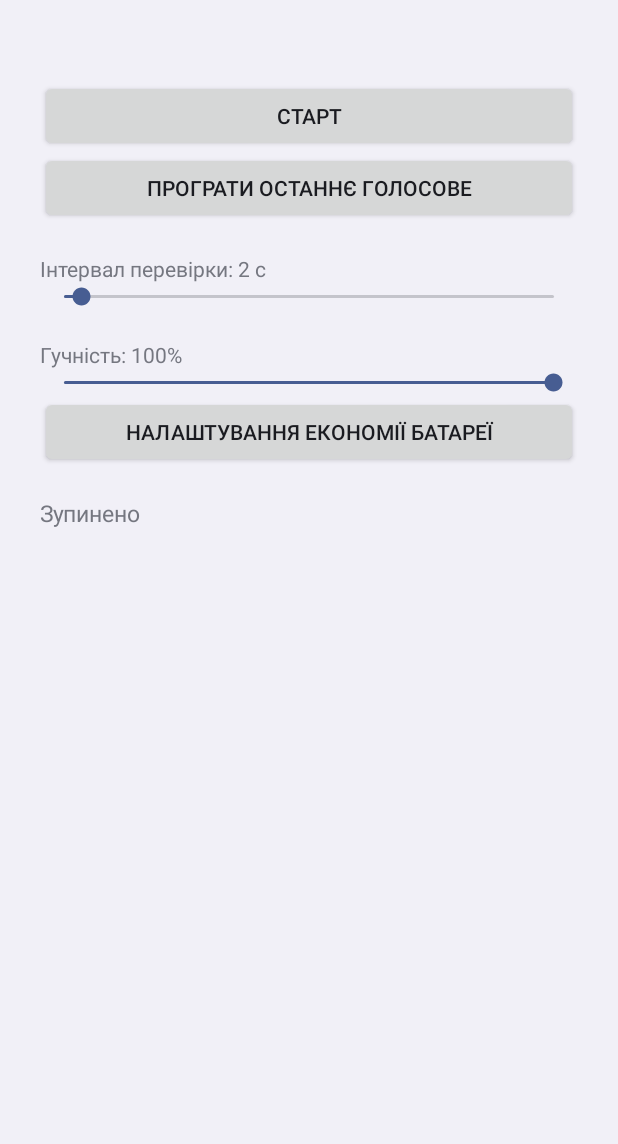
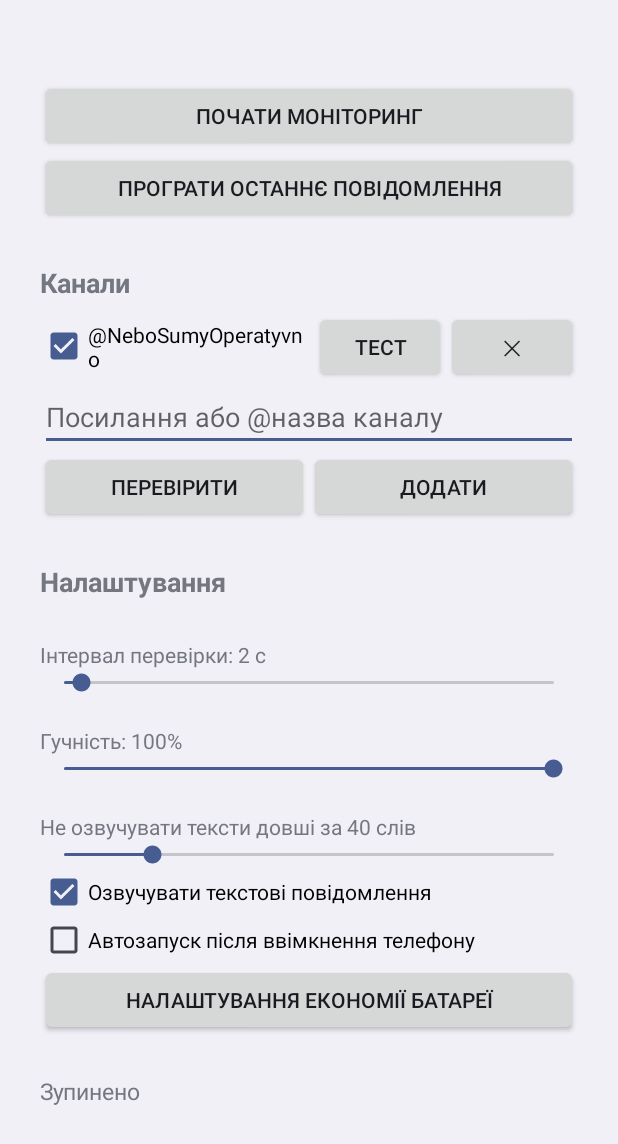
Before and after one commit to CodenameXXV/danger, an Android app: the screen it shows after launch (MainActivity), on a phone screen of 412 x 824 dp. Shown: the top 1144 px of the screen. Run offline under Robolectric (Android 15) with nearby library versions, the phone set to English and light mode, and no system bars.

Commit message:
Add files via upload

```diff
--- a/app/src/main/java/ua/nebosumy/MainActivity.kt
+++ b/app/src/main/java/ua/nebosumy/MainActivity.kt
@@ -2,14 +2,20 @@ package ua.nebosumy
 
 import android.Manifest
 import android.app.Activity
+import android.app.AlertDialog
 import android.content.Intent
 import android.content.SharedPreferences
+import android.graphics.Typeface
 import android.os.Build
 import android.os.Bundle
 import android.os.Handler
 import android.os.Looper
 import android.provider.Settings
+import android.text.InputType
+import android.view.Gravity
 import android.widget.Button
+import android.widget.CheckBox
+import android.widget.EditText
 import android.widget.LinearLayout
 import android.widget.ScrollView
 import android.widget.SeekBar
@@ -20,6 +26,8 @@ class MainActivity : Activity() {
 
     private lateinit var status: TextView
     private lateinit var toggle: Button
+    private lateinit var list: LinearLayout
+    private lateinit var input: EditText
     private val ui = Handler(Looper.getMainLooper())
 
     override fun onCreate(savedInstanceState: Bundle?) {
@@ -43,18 +51,66 @@ class MainActivity : Activity() {
         root.addView(toggle)
 
         val last = Button(this)
-        last.text = "Програти останнє голосове"
+        last.text = "Програти останнє повідомлення"
         last.setOnClickListener {
             if (Bus.running) {
                 Bus.playLast = true
             } else {
-                Toast.makeText(this, "Спочатку натисніть Старт", Toast.LENGTH_SHORT).show()
+                Toast.makeText(this, "Спочатку натисніть «Почати моніторинг»", Toast.LENGTH_SHORT).show()
             }
         }
         root.addView(last)
 
+        root.addView(header("Канали"))
+        list = LinearLayout(this).apply { orientation = LinearLayout.VERTICAL }
+        root.addView(list)
+
+        input = EditText(this).apply {
+            hint = "Посилання або @назва каналу"
+            inputType = InputType.TYPE_CLASS_TEXT or InputType.TYPE_TEXT_VARIATION_URI
+            setSingleLine()
+        }
+        root.addView(input)
+
+        val row = LinearLayout(this).apply { orientation = LinearLayout.HORIZONTAL }
+        val check = Button(this)
+        check.text = "Перевірити"
+        check.setOnClickListener {
+            val n = Store.parseName(input.text.toString())
+            if (n == null) {
+                Toast.makeText(this, "Не вдалося розпізнати канал", Toast.LENGTH_SHORT).show()
+            } else {
+                runTest(n)
+            }
+        }
+        val add = Button(this)
+        add.text = "Додати"
+        add.setOnClickListener {
+            val n = Store.parseName(input.text.toString())
+            if (n == null) {
+                Toast.makeText(this, "Не вдалося розпізнати канал", Toast.LENGTH_SHORT).show()
+            } else {
+                val l = Store.channels(this)
+                if (l.any { it.first.equals(n, true) }) {
+                    Toast.makeText(this, "Цей канал уже є в списку", Toast.LENGTH_SHORT).show()
+                } else {
+                    l.add(n to true)
+                    Store.save(this, l)
+                    input.setText("")
+                    renderChannels()
+                }
+            }
+        }
+        row.addView(check, LinearLayout.LayoutParams(0, -2, 1f))
+        row.addView(add, LinearLayout.LayoutParams(0, -2, 1f))
+        root.addView(row)
+
+        root.addView(header("Налаштування"))
         addSeek(root, prefs, "interval", 1, 30, 2, "Інтервал перевірки: %d с")
         addSeek(root, prefs, "volume", 10, 100, 100, "Гучність: %d%%")
+        addSeek(root, prefs, "maxwords", 5, 200, 40, "Не озвучувати тексти довші за %d слів")
+        addCheck(root, prefs, "tts", true, "Озвучувати текстові повідомлення")
+        addCheck(root, prefs, "autostart", false, "Автозапуск після ввімкнення телефону")
 
         val battery = Button(this)
         battery.text = "Налаштування економії батареї"
@@ -63,12 +119,17 @@ class MainActivity : Activity() {
         }
         root.addView(battery)
 
-        status = TextView(this).apply { textSize = 15f; setPadding(0, 30, 0, 0) }
+        status = TextView(this).apply {
+            textSize = 15f
+            setPadding(0, 40, 0, 0)
+        }
+        root.addView(status)
+
         val scroll = ScrollView(this)
-        scroll.addView(status)
-        root.addView(scroll, LinearLayout.LayoutParams(-1, 0, 1f))
+        scroll.addView(root)
+        setContentView(scroll)
 
-        setContentView(root)
+        renderChannels()
     }
 
     override fun onResume() {
@@ -84,7 +145,71 @@ class MainActivity : Activity() {
     }
 
     private fun refresh() {
-        toggle.text = if (Bus.running) "Стоп" else "Старт"
+        toggle.text = if (Bus.running) "Зупинити моніторинг" else "Почати моніторинг"
+    }
+
+    private fun header(t: String) = TextView(this).apply {
+        text = t
+        textSize = 18f
+        setTypeface(null, Typeface.BOLD)
+        setPadding(0, 40, 0, 10)
+    }
+
+    private fun renderChannels() {
+        list.removeAllViews()
+        for (ch in Store.channels(this)) {
+            val name = ch.first
+            val row = LinearLayout(this).apply {
+                orientation = LinearLayout.HORIZONTAL
+                gravity = Gravity.CENTER_VERTICAL
+            }
+            val cb = CheckBox(this)
+            cb.text = "@$name"
+            cb.isChecked = ch.second
+            cb.setOnCheckedChangeListener { _, v ->
+                val l = Store.channels(this)
+                val idx = l.indexOfFirst { it.first == name }
+                if (idx >= 0) {
+                    l[idx] = name to v
+                    Store.save(this, l)
+                }
+            }
+            val test = Button(this)
+            test.text = "Тест"
+            test.setOnClickListener { runTest(name) }
+            val del = Button(this)
+            del.text = "✕"
+            del.setOnClickListener {
+                val l = Store.channels(this)
+                l.removeAll { it.first == name }
+                Store.save(this, l)
+                renderChannels()
+            }
+            row.addView(cb, LinearLayout.LayoutParams(0, -2, 1f))
+            row.addView(test)
+            row.addView(del)
+            list.addView(row)
+        }
+    }
+
+    private fun runTest(name: String) {
+        Toast.makeText(this, "Перевіряю @$name…", Toast.LENGTH_SHORT).show()
+        Thread {
+            val r = try {
+                Telegram.test(name)
+            } catch (e: Exception) {
+                "Помилка: ${e.message}"
+            }
+            ui.post {
+                if (!isFinishing) {
+                    AlertDialog.Builder(this)
+                        .setTitle("@$name")
+                        .setMessage(r)
+                        .setPositiveButton("OK", null)
+                        .show()
+                }
+            }
+        }.start()
     }
 
     private fun addSeek(
@@ -113,4 +238,12 @@ class MainActivity : Activity() {
         root.addView(label)
         root.addView(bar)
     }
+
+    private fun addCheck(root: LinearLayout, prefs: SharedPreferences, key: String, def: Boolean, label: String) {
+        val cb = CheckBox(this)
+        cb.text = label
+        cb.isChecked = prefs.getBoolean(key, def)
+        cb.setOnCheckedChangeListener { _, v -> prefs.edit().putBoolean(key, v).apply() }
+        root.addView(cb)
+    }
 }
```
Also changed, not shown: app/src/main/java/ua/nebosumy/BootReceiver.kt (added, +17 -0 lines), app/src/main/java/ua/nebosumy/MonitorService.kt (+131 -66 lines), app/src/main/java/ua/nebosumy/Telegram.kt (added, +80 -0 lines).
